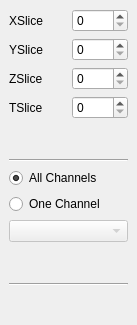
Before: the Qt Designer form Code/GUI/lib/Resources/VisualizationDockWidget.ui in gofigure2/GoFigure2, drawn with Qt 5.
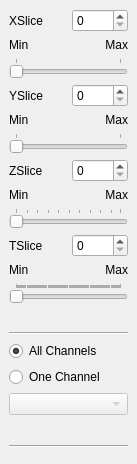
After: the same form once the commit is applied. Icons and pictures are not drawn.

Commit message: ENH:add sliders in the navigation widget

```diff
--- a/Code/GUI/lib/Resources/VisualizationDockWidget.ui
+++ b/Code/GUI/lib/Resources/VisualizationDockWidget.ui
@@ -7,7 +7,7 @@
     <x>0</x>
     <y>0</y>
     <width>137</width>
-    <height>325</height>
+    <height>464</height>
    </rect>
   </property>
   <property name="sizePolicy">
@@ -31,7 +31,7 @@
     <item row="0" column="0">
      <layout class="QVBoxLayout" name="verticalLayout_3">
       <item>
-       <layout class="QGridLayout" name="gridLayout" rowminimumheight="10,10,10,10">
+       <layout class="QGridLayout" name="gridLayout" rowminimumheight="10,10,10,10,0,0,0,0,0,0,0,0">
         <property name="sizeConstraint">
          <enum>QLayout::SetMinimumSize</enum>
         </property>
@@ -57,7 +57,7 @@
         <item row="0" column="1">
          <widget class="QSpinBox" name="XSliceSpinBox"/>
         </item>
-        <item row="1" column="0">
+        <item row="3" column="0">
          <widget class="QLabel" name="YSliceLbl">
           <property name="text">
            <string>YSlice</string>
@@ -67,13 +67,13 @@
           </property>
          </widget>
         </item>
-        <item row="1" column="1">
+        <item row="3" column="1">
          <widget class="QSpinBox" name="YSliceSpinBox"/>
         </item>
-        <item row="2" column="1">
+        <item row="6" column="1">
          <widget class="QSpinBox" name="ZSliceSpinBox"/>
         </item>
-        <item row="2" column="0">
+        <item row="6" column="0">
          <widget class="QLabel" name="ZSliceLbl">
           <property name="text">
            <string>ZSlice</string>
@@ -83,7 +83,7 @@
           </property>
          </widget>
         </item>
-        <item row="3" column="0">
+        <item row="9" column="0">
          <widget class="QLabel" name="TSliceLbl">
           <property name="text">
            <string>TSlice</string>
@@ -93,9 +93,129 @@
           </property>
          </widget>
         </item>
-        <item row="3" column="1">
+        <item row="9" column="1">
          <widget class="QSpinBox" name="TSliceSpinBox"/>
         </item>
+        <item row="2" column="0" colspan="2">
+         <widget class="QSlider" name="XSliceSlider">
+          <property name="value">
+           <number>0</number>
+          </property>
+          <property name="orientation">
+           <enum>Qt::Horizontal</enum>
+          </property>
+          <property name="tickPosition">
+           <enum>QSlider::TicksAbove</enum>
+          </property>
+          <property name="tickInterval">
+           <number>100</number>
+          </property>
+         </widget>
+        </item>
+        <item row="5" column="0" colspan="2">
+         <widget class="QSlider" name="YSliceSlider">
+          <property name="orientation">
+           <enum>Qt::Horizontal</enum>
+          </property>
+          <property name="tickPosition">
+           <enum>QSlider::TicksAbove</enum>
+          </property>
+          <property name="tickInterval">
+           <number>100</number>
+          </property>
+         </widget>
+        </item>
+        <item row="8" column="0" colspan="2">
+         <widget class="QSlider" name="ZSliceSlider">
+          <property name="orientation">
+           <enum>Qt::Horizontal</enum>
+          </property>
+          <property name="tickPosition">
+           <enum>QSlider::TicksAbove</enum>
+          </property>
+         </widget>
+        </item>
+        <item row="11" column="0" colspan="2">
+         <widget class="QSlider" name="TSliceSlider">
+          <property name="orientation">
+           <enum>Qt::Horizontal</enum>
+          </property>
+          <property name="tickPosition">
+           <enum>QSlider::TicksAbove</enum>
+          </property>
+          <property name="tickInterval">
+           <number>1</number>
+          </property>
+         </widget>
+        </item>
+        <item row="1" column="0">
+         <widget class="QLabel" name="MinXSlicelbl">
+          <property name="text">
+           <string>Min</string>
+          </property>
+         </widget>
+        </item>
+        <item row="1" column="1">
+         <widget class="QLabel" name="MaxXSlicelbl">
+          <property name="text">
+           <string>Max</string>
+          </property>
+          <property name="alignment">
+           <set>Qt::AlignRight|Qt::AlignTrailing|Qt::AlignVCenter</set>
+          </property>
+         </widget>
+        </item>
+        <item row="4" column="0">
+         <widget class="QLabel" name="MinYSlicelbl">
+          <property name="text">
+           <string>Min</string>
+          </property>
+         </widget>
+        </item>
+        <item row="4" column="1">
+         <widget class="QLabel" name="MaxYSlicelbl">
+          <property name="text">
+           <string>Max</string>
+          </property>
+          <property name="alignment">
+           <set>Qt::AlignRight|Qt::AlignTrailing|Qt::AlignVCenter</set>
+          </property>
+         </widget>
+        </item>
+        <item row="7" column="0">
+         <widget class="QLabel" name="MinZSlicelbl">
+          <property name="text">
+           <string>Min</string>
+          </property>
+         </widget>
+        </item>
+        <item row="7" column="1">
+         <widget class="QLabel" name="MaxZSlicelbl">
+          <property name="text">
+           <string>Max</string>
+          </property>
+          <property name="alignment">
+           <set>Qt::AlignRight|Qt::AlignTrailing|Qt::AlignVCenter</set>
+          </property>
+         </widget>
+        </item>
+        <item row="10" column="0">
+         <widget class="QLabel" name="MinTSlicelbl">
+          <property name="text">
+           <string>Min</string>
+          </property>
+         </widget>
+        </item>
+        <item row="10" column="1">
+         <widget class="QLabel" name="MaxTSlicelbl">
+          <property name="text">
+           <string>Max</string>
+          </property>
+          <property name="alignment">
+           <set>Qt::AlignRight|Qt::AlignTrailing|Qt::AlignVCenter</set>
+          </property>
+         </widget>
+        </item>
        </layout>
       </item>
       <item>
```
Left out of the diff: 134 changed lines with no effect on the pictures. The commit also changes 2 other files.
